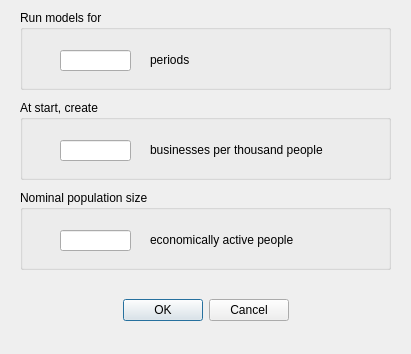
Qt form optionsdialog.ui (Obson/MicroSim-GUI) before a commit.
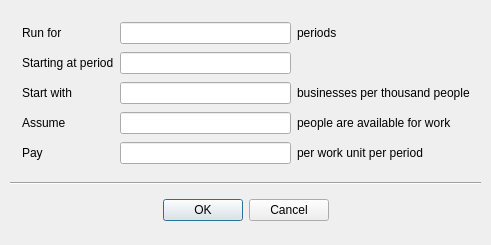
The same form after that commit.

Commit message: 1. Added 'percent active' property 2. added 100 reference line property 3. Improved menus - added (unused) Help menu 4. Changed some message boxes to use MacOS 'sheet' paradigm 5. Added restore state 6. Allowed run to start from user-specified period

```diff
--- a/optionsdialog.ui
+++ b/optionsdialog.ui
@@ -6,8 +6,8 @@
    <rect>
     <x>0</x>
     <y>0</y>
-    <width>411</width>
-    <height>354</height>
+    <width>491</width>
+    <height>245</height>
    </rect>
   </property>
   <property name="windowTitle">
@@ -17,8 +17,8 @@
    <property name="geometry">
     <rect>
      <x>10</x>
-     <y>290</y>
-     <width>391</width>
+     <y>190</y>
+     <width>471</width>
      <height>41</height>
     </rect>
    </property>
@@ -32,124 +32,133 @@
     <bool>true</bool>
    </property>
   </widget>
-  <widget class="QGroupBox" name="groupBox">
+  <widget class="Line" name="line">
    <property name="geometry">
     <rect>
-     <x>20</x>
-     <y>10</y>
-     <width>371</width>
-     <height>80</height>
+     <x>10</x>
+     <y>175</y>
+     <width>471</width>
+     <height>16</height>
     </rect>
    </property>
-   <property name="title">
-    <string>Run models for</string>
+   <property name="orientation">
+    <enum>Qt::Horizontal</enum>
    </property>
+  </widget>
+  <widget class="QWidget" name="">
+   <property name="geometry">
+    <rect>
+     <x>22</x>
+     <y>20</y>
+     <width>448</width>
+     <height>147</height>
+    </rect>
+   </property>
+   <layout class="QGridLayout" name="gridLayout">
+    <item row="0" column="0">
+     <widget class="QLabel" name="label_5">
+      <property name="text">
+       <string>Run for</string>
+      </property>
+     </widget>
+    </item>
+    <item row="0" column="1">
    <widget class="QLineEdit" name="lineEdit">
-    <property name="geometry">
-     <rect>
-      <x>40</x>
-      <y>40</y>
-      <width>71</width>
-      <height>21</height>
-     </rect>
-    </property>
     <property name="toolTip">
      <string>Enter required number of iterations. Recommended max 200</string>
     </property>
    </widget>
+    </item>
+    <item row="0" column="2">
    <widget class="QLabel" name="label">
-    <property name="geometry">
-     <rect>
-      <x>130</x>
-      <y>42</y>
-      <width>191</width>
-      <height>16</height>
-     </rect>
-    </property>
     <property name="text">
      <string>periods</string>
     </property>
    </widget>
-  </widget>
-  <widget class="QGroupBox" name="groupBox_2">
-   <property name="geometry">
-    <rect>
-     <x>20</x>
-     <y>100</y>
-     <width>371</width>
-     <height>80</height>
-    </rect>
-   </property>
-   <property name="title">
-    <string>At start, create</string>
-   </property>
+    </item>
+    <item row="1" column="0">
+     <widget class="QLabel" name="label_6">
+      <property name="text">
+       <string>Starting at period</string>
+      </property>
+     </widget>
+    </item>
+    <item row="1" column="1">
+     <widget class="QLineEdit" name="lineEdit_5"/>
+    </item>
+    <item row="2" column="0">
+     <widget class="QLabel" name="label_7">
+      <property name="text">
+       <string>Start with</string>
+      </property>
+     </widget>
+    </item>
+    <item row="2" column="1">
    <widget class="QLineEdit" name="lineEdit_2">
-    <property name="geometry">
-     <rect>
-      <x>40</x>
-      <y>40</y>
-      <width>71</width>
-      <height>21</height>
-     </rect>
-    </property>
     <property name="toolTip">
      <string>Enter required number of iterations. Recommended max 200</string>
     </property>
    </widget>
+    </item>
+    <item row="2" column="2">
    <widget class="QLabel" name="label_2">
-    <property name="geometry">
-     <rect>
-      <x>130</x>
-      <y>42</y>
-      <width>201</width>
-      <height>16</height>
-     </rect>
-    </property>
     <property name="text">
      <string>businesses per thousand people</string>
     </property>
    </widget>
-  </widget>
-  <widget class="QGroupBox" name="groupBox_3">
-   <property name="geometry">
-    <rect>
-     <x>20</x>
-     <y>190</y>
-     <width>371</width>
-     <height>80</height>
-    </rect>
-   </property>
-   <property name="title">
-    <string>Nominal population size</string>
-   </property>
+    </item>
+    <item row="3" column="0">
+     <widget class="QLabel" name="label_8">
+      <property name="text">
+       <string>Assume</string>
+      </property>
+     </widget>
+    </item>
+    <item row="3" column="1">
    <widget class="QLineEdit" name="lineEdit_3">
-    <property name="geometry">
-     <rect>
-      <x>40</x>
-      <y>40</y>
-      <width>71</width>
-      <height>21</height>
-     </rect>
-    </property>
     <property name="toolTip">
      <string>Enter required number of iterations. Recommended max 200</string>
     </property>
    </widget>
+    </item>
+    <item row="3" column="2">
    <widget class="QLabel" name="label_3">
-    <property name="geometry">
-     <rect>
-      <x>130</x>
-      <y>42</y>
-      <width>201</width>
-      <height>16</height>
-     </rect>
-    </property>
+      <property name="text">
+       <string>people are available for work</string>
+      </property>
+     </widget>
+    </item>
+    <item row="4" column="0">
+     <widget class="QLabel" name="label_9">
     <property name="text">
-     <string>economically active people</string>
-    </property>
-   </widget>
-  </widget>
- </widget>
+       <string>Pay</string>
+      </property>
+     </widget>
+    </item>
+    <item row="4" column="1">
+     <widget class="QLineEdit" name="lineEdit_4">
+      <property name="toolTip">
+       <string>Enter required number of iterations. Recommended max 200</string>
+      </property>
+     </widget>
+    </item>
+    <item row="4" column="2">
+     <widget class="QLabel" name="label_4">
+      <property name="text">
+       <string>per work unit per period</string>
+      </property>
+     </widget>
+    </item>
+   </layout>
+  </widget>
+ </widget>
+ <tabstops>
+  <tabstop>lineEdit</tabstop>
+  <tabstop>lineEdit_5</tabstop>
+  <tabstop>lineEdit_2</tabstop>
+  <tabstop>lineEdit_3</tabstop>
+  <tabstop>lineEdit_4</tabstop>
+ </tabstops>
  <resources/>
  <connections>
   <connection>
```
Lines whose indentation alone changed are shown as unchanged. The commit also changes 11 other files.
